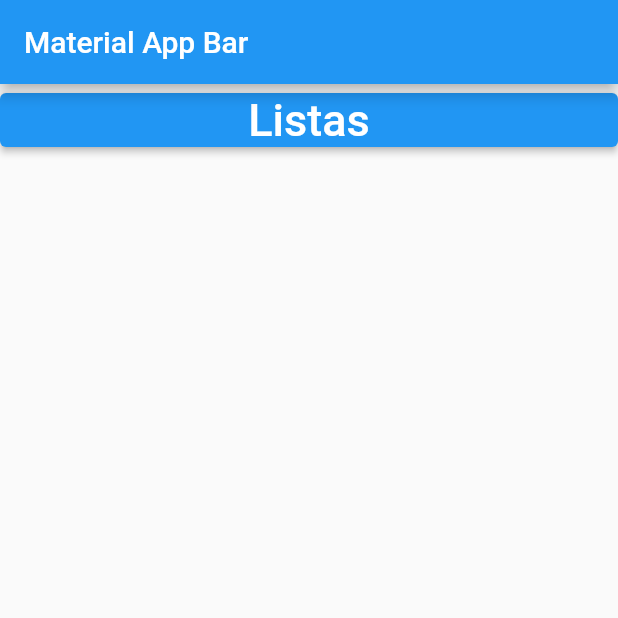
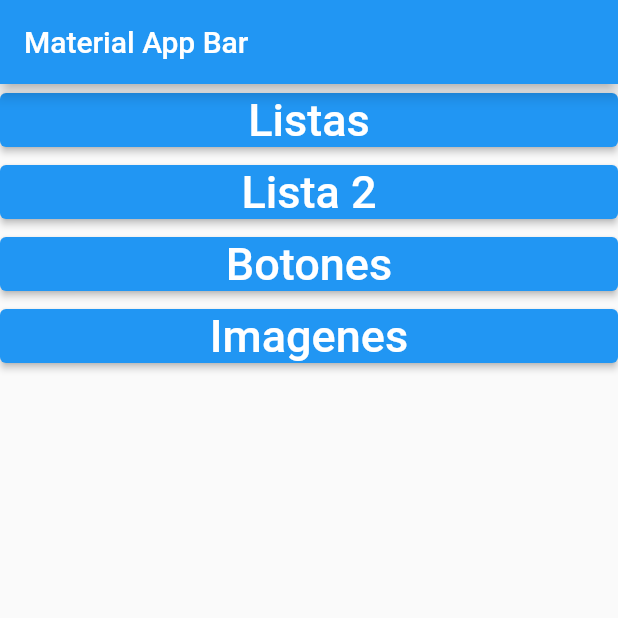
Before and after one commit to JulioAGuevara/Flutter08-15_03, a Flutter app: the screen it shows after launch, on a phone screen of 412 x 824 dp, the top half of it. Run offline on Flutter 3.47's test engine with Material 2 defaults, Android fonts, the phone set to English and light mode, and no system bars.

Commit message:
Marzo 21

```diff
--- a/lib/main.dart
+++ b/lib/main.dart
@@ -1,4 +1,6 @@
 import 'package:flutter/material.dart';
+import 'package:marz08/src/pages/botones_page.dart';
+import 'package:marz08/src/pages/imagenes_page.dart';
 import 'package:marz08/src/pages/lista2_page.dart';
 import './src/pages/home_page.dart';
 import './src/pages/listas_page.dart';
@@ -28,6 +30,10 @@ class MyApp extends StatelessWidget {
             return MaterialPageRoute(builder: (context) => const ListasPage());
           case '/list2':
             return MaterialPageRoute(builder: (context) => const Lista2Page());
+          case '/buttons':
+            return MaterialPageRoute(builder: (context) => const BotonesPage());
+          case '/images':
+            return MaterialPageRoute(builder: (context) => const ImagesPage());
           default:
             return MaterialPageRoute(builder: (context) => const HomePage());
         }
--- a/lib/src/pages/home_page.dart
+++ b/lib/src/pages/home_page.dart
@@ -14,10 +14,40 @@ class HomePage extends StatelessWidget {
           ElevatedButton(
             onPressed: (){
               //Navegacion a la pagina de listas
+              Navigator.of(context).pushNamed('/list');
+            },
+            child: const Text(
+              'Listas',
+               style: TextStyle(fontSize: 30),
+            ),
+          ),
+          ElevatedButton(
+            onPressed: (){
+              //Navegacion a la pagina de listas
               Navigator.of(context).pushNamed('/list2');
             },
             child: const Text(
-              'Listas',
+              'Lista 2',
+               style: TextStyle(fontSize: 30),
+            ),
+          ),
+          ElevatedButton(
+            onPressed: (){
+              //Navegacion a la pagina de listas
+              Navigator.of(context).pushNamed('/buttons');
+            },
+            child: const Text(
+              'Botones',
+               style: TextStyle(fontSize: 30),
+            ),
+          ),
+          ElevatedButton(
+            onPressed: (){
+              //Navegacion a la pagina de listas
+              Navigator.of(context).pushNamed('/images');
+            },
+            child: const Text(
+              'Imagenes',
                style: TextStyle(fontSize: 30),
             ),
           ),
--- a/pubspec.yaml
+++ b/pubspec.yaml
@@ -60,8 +60,8 @@ flutter:
   uses-material-design: true
 
   # To add assets to your application, add an assets section, like this:
-  # assets:
-  #   - images/a_dot_burr.jpeg
+  assets:
+    - images/
   #   - images/a_dot_ham.jpeg
 
   # An image asset can refer to one or more resolution-specific "variants", see
```
Also changed, not shown: lib/src/pages/botones_page.dart (added, +73 -0 lines), lib/src/pages/imagenes_page.dart (added, +45 -0 lines), images/shiba.jpg (added).
